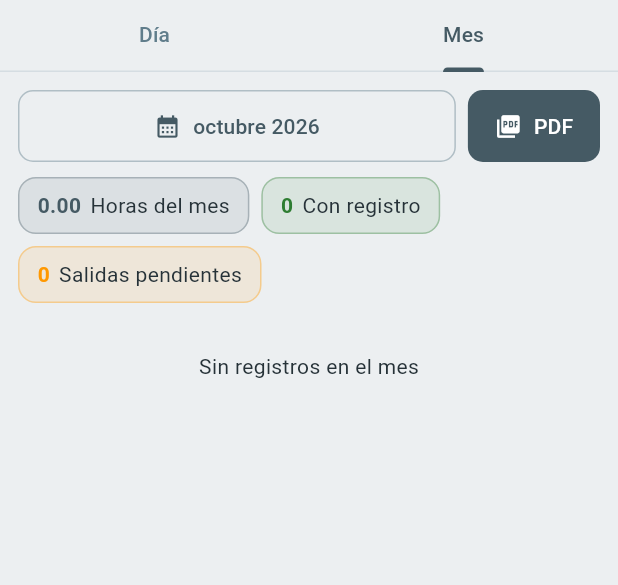
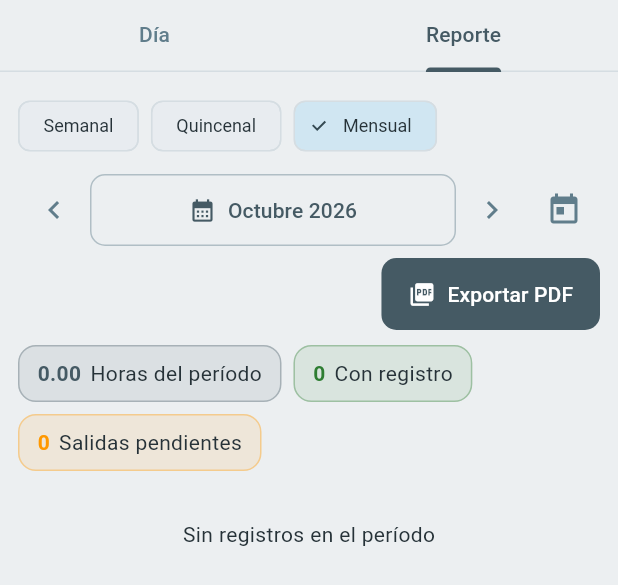
Before and after one commit to JaiMonta/NominaNE, a Flutter app: the AsistenciaPage widget shown alone on an empty page, opened directly with empty values, tab 2 chosen, on a phone screen of 412 x 824 dp. Shown: the top 585 px of the screen. Run offline on Flutter 3.47's test engine with Material 3 defaults, Android fonts, the phone set to English and light mode, and no system bars; our stand-ins replace google_fonts, pdf, printing, qr_flutter, supabase_flutter; accounts and stored records are empty.

Commit message:
Reporte de asistencia semanal y quincenal ademas del mensual
- Rangos de periodo semanal (lunes-domingo), quincenal (1-15 y 16-fin) y mensual

- Selector y navegacion anterior/siguiente en la vista Reporte

- PDF con titulo y archivo por tipo de periodo

- Tests de rangos y meses bisiestos (26 en total)

```diff
--- /dev/null
+++ b/lib/core/asistencia_periodo.dart
@@ -0,0 +1,32 @@
+enum TipoPeriodoAsistencia { semanal, quincenal, mensual }
+
+class RangoAsistencia {
+  final DateTime inicio;
+  final DateTime fin;
+
+  const RangoAsistencia(this.inicio, this.fin);
+}
+
+RangoAsistencia rangoAsistencia(
+    TipoPeriodoAsistencia tipo, DateTime referencia) {
+  final ref = DateTime(referencia.year, referencia.month, referencia.day);
+
+  switch (tipo) {
+    case TipoPeriodoAsistencia.semanal:
+      final lunes = ref.subtract(Duration(days: ref.weekday - 1));
+      return RangoAsistencia(lunes, lunes.add(const Duration(days: 6)));
+
+    case TipoPeriodoAsistencia.quincenal:
+      final primero = DateTime(ref.year, ref.month, 1);
+      final ultimo = DateTime(ref.year, ref.month + 1, 0);
+      if (ref.day <= 15) {
+        return RangoAsistencia(primero, DateTime(ref.year, ref.month, 15));
+      }
+      return RangoAsistencia(DateTime(ref.year, ref.month, 16), ultimo);
+
+    case TipoPeriodoAsistencia.mensual:
+      final primero = DateTime(ref.year, ref.month, 1);
+      final ultimo = DateTime(ref.year, ref.month + 1, 0);
+      return RangoAsistencia(primero, ultimo);
+  }
+}
--- a/lib/pages/asistencia_page.dart
+++ b/lib/pages/asistencia_page.dart
@@ -6,6 +6,7 @@ import 'package:intl/intl.dart';
 import 'package:qr_flutter/qr_flutter.dart';
 import 'package:supabase_flutter/supabase_flutter.dart';
 
+import '../core/asistencia_periodo.dart';
 import '../core/responsive.dart';
 import '../core/theme.dart';
 import '../models/models.dart';
@@ -55,11 +56,11 @@ class AsistenciaPage extends StatelessWidget {
   Widget build(BuildContext context) => DefaultTabController(
         length: 2,
         child: Column(children: [
-          const TabBar(tabs: [Tab(text: 'Día'), Tab(text: 'Mes')]),
+          const TabBar(tabs: [Tab(text: 'Día'), Tab(text: 'Reporte')]),
           Expanded(
             child: TabBarView(children: [
               _DiaTab(puedeEditar: puedeEditar),
-              const _MesTab(),
+              const _ReporteTab(),
             ]),
           ),
         ]),
@@ -607,49 +608,107 @@ class _DatosDia {
   });
 }
 
-class _MesTab extends StatefulWidget {
-  const _MesTab();
+class _ReporteTab extends StatefulWidget {
+  const _ReporteTab();
 
   @override
-  State<_MesTab> createState() => _MesTabState();
+  State<_ReporteTab> createState() => _ReporteTabState();
 }
 
-class _MesTabState extends State<_MesTab> {
-  DateTime _mes = DateTime(DateTime.now().year, DateTime.now().month);
-  late Future<_DatosMes> _f = _cargar();
+class _ReporteTabState extends State<_ReporteTab> {
+  TipoPeriodoAsistencia _tipo = TipoPeriodoAsistencia.mensual;
+  DateTime _referencia = DateTime.now();
+  late Future<_DatosReporte> _f = _cargar();
 
-  Future<_DatosMes> _cargar() async {
+  RangoAsistencia get _rango => rangoAsistencia(_tipo, _referencia);
+
+  String _etiqueta(RangoAsistencia r) {
+    switch (_tipo) {
+      case TipoPeriodoAsistencia.semanal:
+        return 'Semana ${_fechaTexto(r.inicio)} al ${_fechaTexto(r.fin)}';
+      case TipoPeriodoAsistencia.quincenal:
+        return 'Quincena ${_fechaTexto(r.inicio)} al ${_fechaTexto(r.fin)}';
+      case TipoPeriodoAsistencia.mensual:
+        final texto = DateFormat('MMMM yyyy', 'es').format(r.inicio);
+        return '${texto[0].toUpperCase()}${texto.substring(1)}';
+    }
+  }
+
+  String _nombreTipo(TipoPeriodoAsistencia t) {
+    switch (t) {
+      case TipoPeriodoAsistencia.semanal:
+        return 'Semanal';
+      case TipoPeriodoAsistencia.quincenal:
+        return 'Quincenal';
+      case TipoPeriodoAsistencia.mensual:
+        return 'Mensual';
+    }
+  }
+
+  Future<_DatosReporte> _cargar() async {
+    final r = _rango;
     final empleados = await Repo.empleados();
-    final inicio = DateTime(_mes.year, _mes.month, 1);
-    final fin = DateTime(_mes.year, _mes.month + 1, 0);
     final asistencias =
-        await AsistenciaService.asistenciasEntre(inicio, fin);
+        await AsistenciaService.asistenciasEntre(r.inicio, r.fin);
     final empresa = await Repo.ajuste('empresa_nombre');
-    return _DatosMes(
+    return _DatosReporte(
       empleados: empleados,
       asistencias: asistencias,
       empresa: empresa,
+      inicio: r.inicio,
+      fin: r.fin,
+      titulo: _etiqueta(r),
     );
   }
 
   void _reload() => setState(() => _f = _cargar());
 
-  Future<void> _pickMes() async {
+  void _cambiarTipo(TipoPeriodoAsistencia t) {
+    setState(() {
+      _tipo = t;
+      _f = _cargar();
+    });
+  }
+
+  void _anterior() {
+    final actual = _rango;
+    setState(() {
+      _referencia = actual.inicio.subtract(const Duration(days: 1));
+      _f = _cargar();
+    });
+  }
+
+  void _siguiente() {
+    final actual = _rango;
+    setState(() {
+      _referencia = actual.fin.add(const Duration(days: 1));
+      _f = _cargar();
+    });
+  }
+
+  void _hoy() {
+    setState(() {
+      _referencia = DateTime.now();
+      _f = _cargar();
+    });
+  }
+
+  Future<void> _elegirFecha() async {
     final d = await showDatePicker(
       context: context,
-      initialDate: _mes,
+      initialDate: _referencia,
       firstDate: DateTime(2025),
-      lastDate: DateTime.now(),
+      lastDate: DateTime.now().add(const Duration(days: 1)),
     );
     if (d != null) {
       setState(() {
-        _mes = DateTime(d.year, d.month);
+        _referencia = d;
         _f = _cargar();
       });
     }
   }
 
-  List<ResumenAsistencia> _filas(_DatosMes d) {
+  List<ResumenAsistencia> _filas(_DatosReporte d) {
     final empleados = d.empleados
         .where((e) =>
             e.activo || d.asistencias.any((a) => a.empleadoId == e.id))
@@ -677,12 +736,17 @@ class _MesTabState extends State<_MesTab> {
     return filas;
   }
 
-  Future<void> _exportar(_DatosMes d, List<ResumenAsistencia> filas) async {
+  Future<void> _exportar(
+      _DatosReporte d, List<ResumenAsistencia> filas) async {
     try {
-      await emitirAsistenciaMes(
+      await emitirAsistenciaPeriodo(
         empresa: d.empresa.trim().isEmpty ? 'Nómina' : d.empresa.trim(),
-        mes: _mes,
+        titulo: d.titulo,
+        inicio: d.inicio,
+        fin: d.fin,
         filas: filas,
+        nombreArchivo:
+            'asistencia_${_tipo.name}_${AsistenciaService.fechaStr(d.inicio)}.pdf',
       );
     } catch (x) {
       if (mounted) {
@@ -695,7 +759,7 @@ class _MesTabState extends State<_MesTab> {
 
   @override
   Widget build(BuildContext context) {
-    return FutureBuilder<_DatosMes>(
+    return FutureBuilder<_DatosReporte>(
       future: _f,
       builder: (context, s) {
         if (s.hasError) return Center(child: Text('Error: ${s.error}'));
@@ -713,25 +777,51 @@ class _MesTabState extends State<_MesTab> {
           child: ListView(
             padding: const EdgeInsets.all(12),
             children: [
+              Wrap(spacing: 8, runSpacing: 8, children: [
+                for (final t in TipoPeriodoAsistencia.values)
+                  ChoiceChip(
+                    label: Text(_nombreTipo(t)),
+                    selected: _tipo == t,
+                    onSelected: (_) => _cambiarTipo(t),
+                  ),
+              ]),
+              const SizedBox(height: 8),
               Row(children: [
+                IconButton(
+                  tooltip: 'Período anterior',
+                  onPressed: _anterior,
+                  icon: const Icon(Icons.chevron_left),
+                ),
                 Expanded(
                   child: OutlinedButton.icon(
-                    onPressed: _pickMes,
+                    onPressed: _elegirFecha,
                     icon: const Icon(Icons.calendar_month),
-                    label: Text(
-                        DateFormat('MMMM yyyy', 'es').format(_mes)),
+                    label: Text(d.titulo, textAlign: TextAlign.center),
                   ),
                 ),
-                const SizedBox(width: 8),
-                FilledButton.icon(
+                IconButton(
+                  tooltip: 'Período siguiente',
+                  onPressed: _siguiente,
+                  icon: const Icon(Icons.chevron_right),
+                ),
+                IconButton(
+                  tooltip: 'Período actual',
+                  onPressed: _hoy,
+                  icon: const Icon(Icons.today),
+                ),
+              ]),
+              const SizedBox(height: 8),
+              Align(
+                alignment: Alignment.centerRight,
+                child: FilledButton.icon(
                   onPressed: () => _exportar(d, filas),
                   icon: const Icon(Icons.picture_as_pdf),
-                  label: const Text('PDF'),
+                  label: const Text('Exportar PDF'),
                 ),
-              ]),
+              ),
               const SizedBox(height: 10),
               Wrap(spacing: 8, runSpacing: 8, children: [
-                _stat(context, 'Horas del mes', total.toStringAsFixed(2),
+                _stat(context, 'Horas del período', total.toStringAsFixed(2),
                     Theme.of(context).colorScheme.primary),
                 _stat(context, 'Con registro', '$conRegistro', Paleta.ingreso),
                 _stat(context, 'Salidas pendientes', '$pendientes',
@@ -741,7 +831,7 @@ class _MesTabState extends State<_MesTab> {
               if (filas.isEmpty)
                 const Padding(
                   padding: EdgeInsets.all(24),
-                  child: Center(child: Text('Sin registros en el mes')),
+                  child: Center(child: Text('Sin registros en el período')),
                 ),
               for (final f in filas)
                 Card(
@@ -773,14 +863,19 @@ class _MesTabState extends State<_MesTab> {
   }
 }
 
-class _DatosMes {
+class _DatosReporte {
   final List<Empleado> empleados;
   final List<AsistenciaDia> asistencias;
   final String empresa;
+  final DateTime inicio, fin;
+  final String titulo;
 
-  const _DatosMes({
+  const _DatosReporte({
     required this.empleados,
     required this.asistencias,
     required this.empresa,
+    required this.inicio,
+    required this.fin,
+    required this.titulo,
   });
 }
```
Also changed, not shown: lib/services/asistencia_pdf_service.dart (+10 -5 lines), 2 other files.
